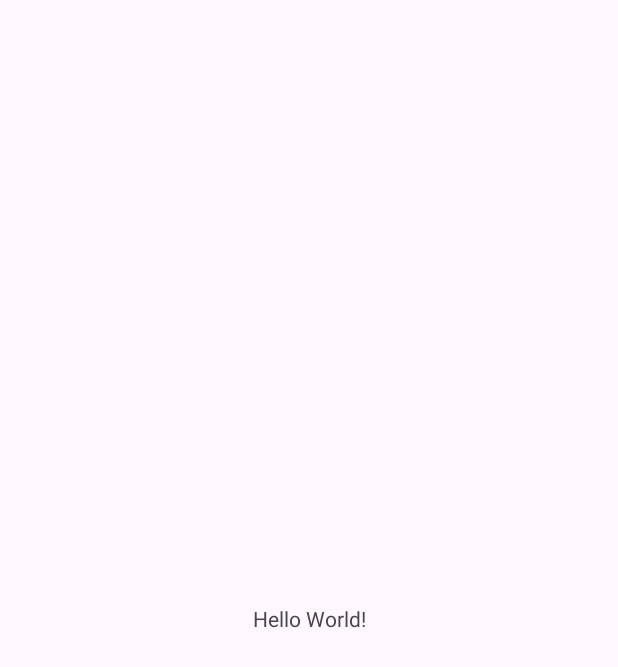
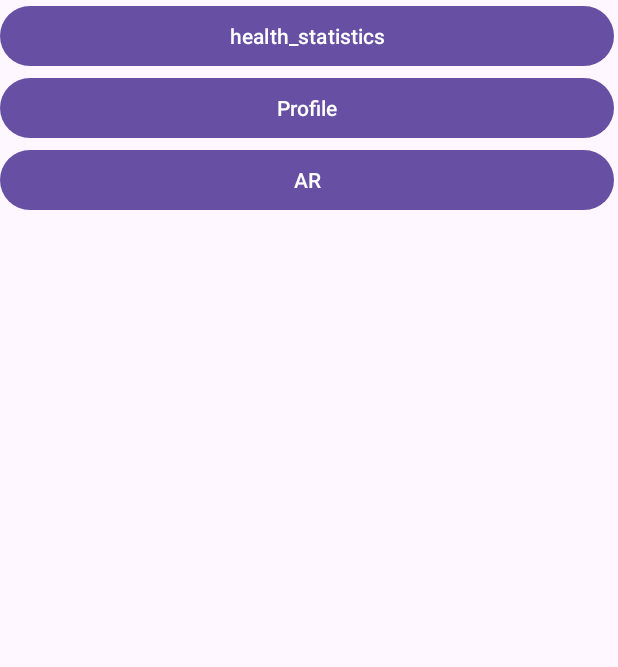
Before and after one commit to soniazzz/3330GP, an Android app: the screen it shows after launch (MainActivity), on a phone screen of 412 x 824 dp. Before the commit the part shown is almost empty. Shown: the top 667 px of the screen. Run offline under Robolectric (Android 15) with nearby library versions, the phone set to English and light mode, and no system bars.

Commit message:
add 3 buttons

```diff
--- a/app/build.gradle.kts
+++ b/app/build.gradle.kts
@@ -5,7 +5,7 @@ plugins {
 
 android {
     namespace = "hku.hk.cs.a3330gp"
-    compileSdk = 33
+    compileSdk = 34
 
     defaultConfig {
         applicationId = "hku.hk.cs.a3330gp"
--- a/app/src/main/AndroidManifest.xml
+++ b/app/src/main/AndroidManifest.xml
@@ -21,6 +21,8 @@
                 <category android:name="android.intent.category.LAUNCHER" />
             </intent-filter>
         </activity>
+        <activity android:name=".HealthStatistics"></activity>
+        <activity android:name=".Profile"></activity>
     </application>
 
 </manifest>
--- a/app/src/main/java/hku/hk/cs/a3330gp/MainActivity.kt
+++ b/app/src/main/java/hku/hk/cs/a3330gp/MainActivity.kt
@@ -1,11 +1,24 @@
 package hku.hk.cs.a3330gp
 
+import android.content.Intent
 import androidx.appcompat.app.AppCompatActivity
 import android.os.Bundle
+import android.widget.Button
 
 class MainActivity : AppCompatActivity() {
     override fun onCreate(savedInstanceState: Bundle?) {
         super.onCreate(savedInstanceState)
         setContentView(R.layout.activity_main)
+        val health =  findViewById<Button>(R.id.health)
+        val profile =  findViewById<Button>(R.id.profile)
+        val ar = findViewById<Button>(R.id.ar)
+
+        health.setOnClickListener{
+            startActivity(Intent(this, HealthStatistics::class.java))
+        }
+
+        profile.setOnClickListener{
+            startActivity(Intent(this, Profile::class.java))
+        }
     }
 }
--- a/app/src/main/res/layout/activity_main.xml
+++ b/app/src/main/res/layout/activity_main.xml
@@ -6,13 +6,29 @@
     android:layout_height="match_parent"
     tools:context=".MainActivity">
 
-    <TextView
-        android:layout_width="wrap_content"
-        android:layout_height="wrap_content"
-        android:text="Hello World!"
-        app:layout_constraintBottom_toBottomOf="parent"
-        app:layout_constraintEnd_toEndOf="parent"
-        app:layout_constraintStart_toStartOf="parent"
-        app:layout_constraintTop_toTopOf="parent" />
+    <LinearLayout
+        android:layout_width="409dp"
+        android:layout_height="729dp"
+        android:orientation="vertical"
+        tools:layout_editor_absoluteX="1dp"
+        tools:layout_editor_absoluteY="1dp">
 
+        <Button
+            android:id="@+id/health"
+            android:layout_width="match_parent"
+            android:layout_height="wrap_content"
+            android:text="health_statistics" />
+
+        <Button
+            android:id="@+id/profile"
+            android:layout_width="match_parent"
+            android:layout_height="wrap_content"
+            android:text="Profile" />
+
+        <Button
+            android:id="@+id/ar"
+            android:layout_width="match_parent"
+            android:layout_height="wrap_content"
+            android:text="AR" />
+    </LinearLayout>
 </androidx.constraintlayout.widget.ConstraintLayout>
--- /dev/null
+++ b/app/src/main/res/layout/health_statistics.xml
@@ -0,0 +1,6 @@
+<?xml version="1.0" encoding="utf-8"?>
+<androidx.constraintlayout.widget.ConstraintLayout xmlns:android="http://schemas.android.com/apk/res/android"
+    android:layout_width="match_parent"
+    android:layout_height="match_parent">
+
+</androidx.constraintlayout.widget.ConstraintLayout>
--- /dev/null
+++ b/app/src/main/res/layout/profile.xml
@@ -0,0 +1,6 @@
+<?xml version="1.0" encoding="utf-8"?>
+<androidx.constraintlayout.widget.ConstraintLayout xmlns:android="http://schemas.android.com/apk/res/android"
+    android:layout_width="match_parent"
+    android:layout_height="match_parent">
+
+</androidx.constraintlayout.widget.ConstraintLayout>
```
Also changed, not shown: app/src/main/java/hku/hk/cs/a3330gp/HealthStatistics.kt (added, +12 -0 lines), app/src/main/java/hku/hk/cs/a3330gp/Profile.kt (added, +13 -0 lines).
